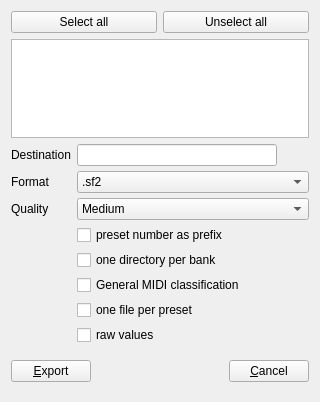
Qt form sources/editor/tools/soundfont_export/toolsoundfontexport_gui.ui (davy7125/polyphone) before a commit.
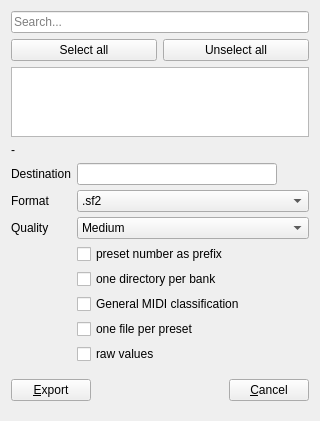
The same form after that commit.

```diff
--- a/sources/editor/tools/soundfont_export/toolsoundfontexport_gui.ui
+++ b/sources/editor/tools/soundfont_export/toolsoundfontexport_gui.ui
@@ -14,6 +14,16 @@
    <string notr="true">Form</string>
   </property>
   <layout class="QVBoxLayout" name="verticalLayout">
+   <item>
+    <widget class="QLineEdit" name="lineSearch">
+     <property name="placeholderText">
+      <string>Search...</string>
+     </property>
+     <property name="clearButtonEnabled">
+      <bool>true</bool>
+     </property>
+    </widget>
+   </item>
    <item>
     <layout class="QHBoxLayout" name="horizontalLayout_2">
      <item>
@@ -47,6 +57,13 @@
      </column>
     </widget>
    </item>
+   <item>
+    <widget class="QLabel" name="labelCount">
+     <property name="text">
+      <string notr="true">-</string>
+     </property>
+    </widget>
+   </item>
    <item>
     <layout class="QGridLayout" name="gridLayout">
      <property name="horizontalSpacing">
```
Left out of the diff: 4 changed lines with no effect on the pictures.
